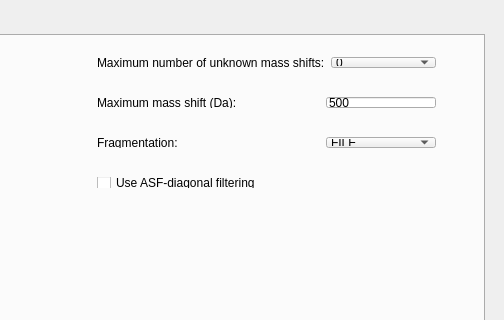
toppic-suite/toppic-suite, file src/gui/topmg/topmgwindow.ui: the form before one commit; both pictures show x 416 to 920 and y 0 to 320 of the 920 by 700 pixel window.
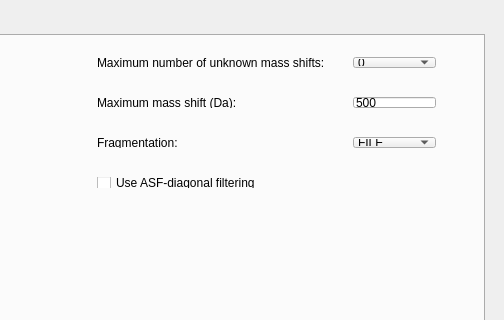
The form after the commit. The open tabs and pages were chosen to show the change. Icons and pictures are not drawn.

Commit message: Fixed issue #358 on windows

What changed in the file:
```diff
--- a/src/gui/topmg/topmgwindow.ui
+++ b/src/gui/topmg/topmgwindow.ui
@@ -704,6 +704,12 @@
        </property>
        <item>
         <widget class="QLabel" name="label_3">
+         <property name="minimumSize">
+          <size>
+           <width>250</width>
+           <height>0</height>
+          </size>
+         </property>
          <property name="text">
           <string>Fragmentation:</string>
          </property>
@@ -763,6 +769,12 @@
       <layout class="QHBoxLayout" name="horizontalLayout_10">
        <item>
         <widget class="QLabel" name="label_8">
+         <property name="minimumSize">
+          <size>
+           <width>250</width>
+           <height>0</height>
+          </size>
+         </property>
          <property name="text">
           <string>Maximum mass shift (Da):</string>
          </property>
@@ -948,6 +960,12 @@
       <layout class="QHBoxLayout" name="horizontalLayout_12">
        <item>
         <widget class="QLabel" name="label_14">
+         <property name="minimumSize">
+          <size>
+           <width>250</width>
+           <height>0</height>
+          </size>
+         </property>
          <property name="text">
           <string>Maximum number of unknown mass shifts:</string>
          </property>
```
Left out of the diff: 10 changed lines with no effect on the pictures. The commit also changes 1 other file.
